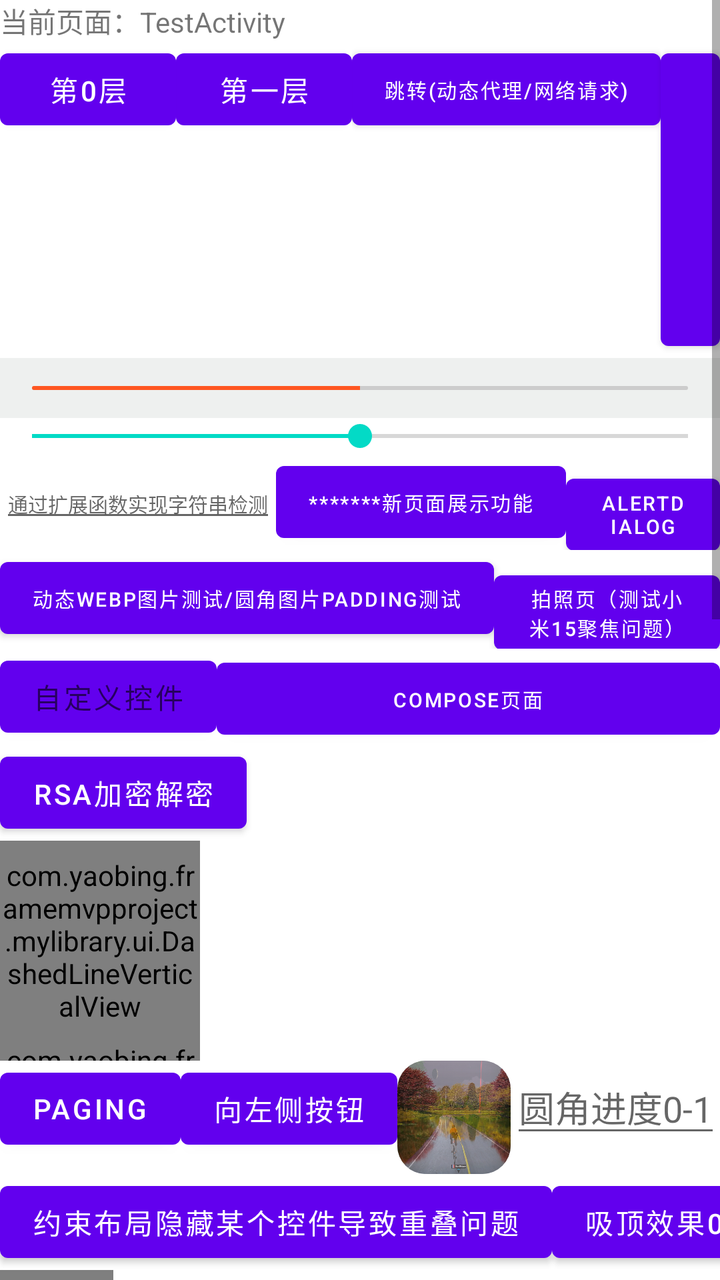
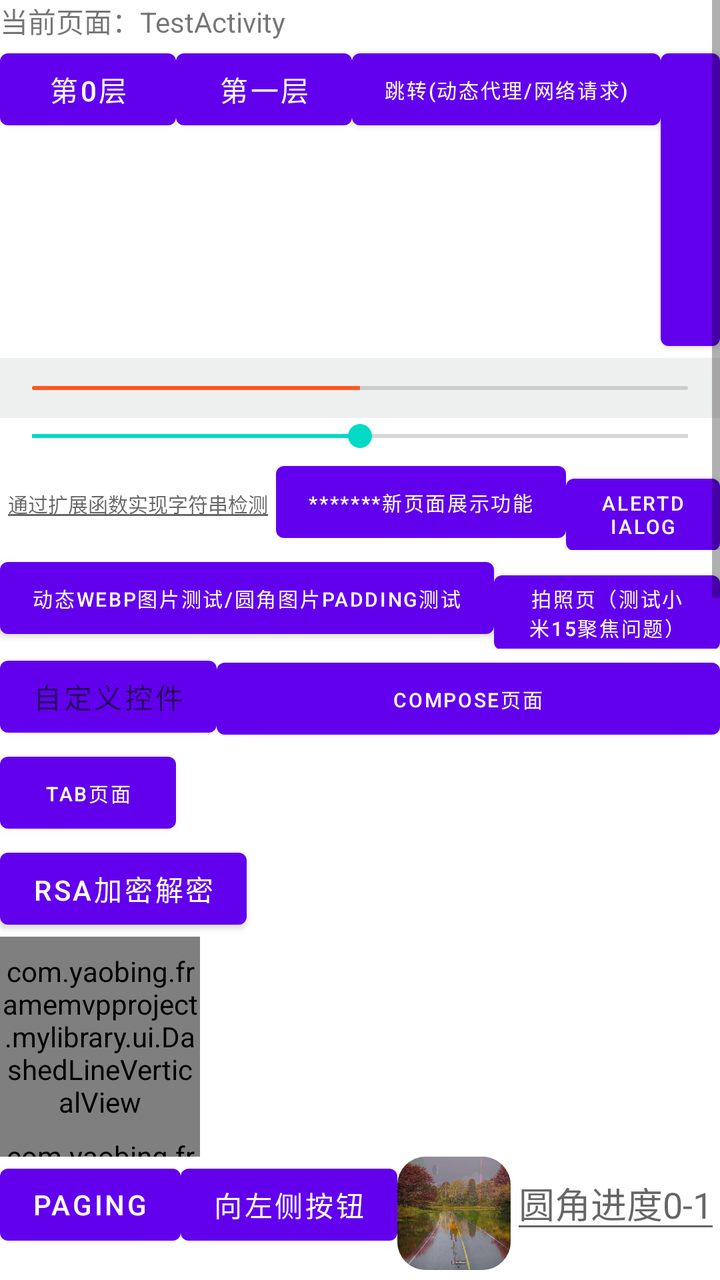

The first picture is an Android layout as it rendered before a commit; the second is the same layout after the commit. The layout source and the unified diff follow.
<!-- AndroidManifest.xml: fallback theme Theme.MaterialComponents.DayNight.NoActionBar -->
<!-- res/layout/activity_test.xml -->
<?xml version="1.0" encoding="utf-8"?>
<ScrollView xmlns:android="http://schemas.android.com/apk/res/android"
    xmlns:app="http://schemas.android.com/apk/res-auto"
    xmlns:tools="http://schemas.android.com/tools"
    android:layout_width="match_parent"
    android:layout_height="match_parent"
    android:orientation="vertical"
    android:clipChildren="false"
    tools:context=".TestActivity">


    <LinearLayout
        android:layout_width="match_parent"
        android:layout_height="match_parent"
        android:orientation="vertical">
        <TextView
            android:layout_width="wrap_content"
            android:layout_height="wrap_content"
            android:text="当前页面：TestActivity" />

        <LinearLayout
            android:layout_width="match_parent"
            android:layout_height="wrap_content"
            android:background="@android:color/white"
            android:orientation="horizontal">

            <LinearLayout
                android:layout_width="wrap_content"
                android:layout_height="wrap_content"
                android:background="@android:color/white">

                <Button
                    android:layout_width="wrap_content"
                    android:layout_height="wrap_content"
                    android:text="第0层" />

                <LinearLayout
                    android:layout_width="wrap_content"
                    android:layout_height="wrap_content"
                    android:background="@android:color/white">

                    <Button
                        android:layout_width="wrap_content"
                        android:layout_height="wrap_content"
                        android:text="第一层" />

                    <LinearLayout
                        android:layout_width="wrap_content"
                        android:layout_height="wrap_content"
                        android:background="@android:color/white">

                        <Button
                            android:id="@+id/bt_a"
                            android:layout_width="wrap_content"
                            android:layout_height="wrap_content"
                            android:tag="bt_a"
                            android:text="跳转(动态代理/网络请求)"
                            android:textSize="10sp" />
                    </LinearLayout>
                </LinearLayout>
            </LinearLayout>


            <Button
                android:id="@+id/bt_b"
                android:layout_width="wrap_content"
                android:layout_height="wrap_content"
                android:tag="bt_b"
                android:text="扩展函数/委托" />

        </LinearLayout>

        <com.yaobing.framemvpproject.mylibrary.ui.DynamicHeightSeekBar
            android:layout_width="match_parent"
            android:layout_height="wrap_content"
            android:max="100"
            android:visibility="gone"
            android:progress="50" />

        <RelativeLayout
            android:layout_width="match_parent"
            android:layout_height="30dp"
            android:background="@color/grayBg">

            <SeekBar

                android:layout_centerVertical="true"
                android:layout_gravity="center_vertical"
                android:foregroundGravity="center_vertical"
                android:id="@+id/seekBar"
                android:layout_width="match_parent"
                android:layout_height="12dp"
                android:background="@null"
                android:progressDrawable="@drawable/custom_seekbar_track_low"
                android:thumb="@drawable/transparent_thumb"
                android:max="100"
                android:progress="50"/>

        </RelativeLayout>


        <SeekBar
            android:layout_gravity="center_vertical"
            android:foregroundGravity="center_vertical"
            android:id="@+id/seekBar1"
            android:layout_width="match_parent"
            android:layout_height="wrap_content"
            android:max="100"
            android:progress="50"/>

        <LinearLayout
            android:layout_width="match_parent"
            android:layout_height="wrap_content"
            android:orientation="horizontal">

            <EditText
                android:id="@+id/et_b"
                android:layout_width="wrap_content"
                android:layout_height="wrap_content"
                android:textSize="10sp"
                android:hint="通过扩展函数实现字符串检测"
                android:tag="et_b" />
            <Button
                android:id="@+id/bt_func_show"
                android:layout_width="wrap_content"
                android:layout_height="wrap_content"
                android:textSize="10sp"
                android:text="*******新页面展示功能"/>
            <Button
                android:id="@+id/bt_alertDialog"
                android:layout_width="wrap_content"
                android:layout_height="wrap_content"
                android:textSize="10sp"
                android:text="alertDialog"/>

        </LinearLayout>

        <LinearLayout
            android:layout_width="wrap_content"
            android:layout_height="wrap_content">
            <Button
                android:id="@+id/bt_webp"
                android:layout_width="wrap_content"
                android:layout_height="wrap_content"
                android:textSize="10sp"
                android:text="动态webp图片测试/圆角图片padding测试"
                android:tag="et_b" />
            <Button
                android:id="@+id/bt_pic"
                android:layout_width="wrap_content"
                android:layout_height="wrap_content"
                android:textSize="10sp"
                android:text="拍照页（测试小米15聚焦问题）"
                android:tag="et_b" />

        </LinearLayout>
        <LinearLayout
            android:layout_width="match_parent"
            android:layout_height="wrap_content">
            <Button
                android:id="@+id/customView"
                android:layout_width="wrap_content"
                android:layout_height="wrap_content"
                android:hint="自定义控件"
                android:tag="et_b" />
            <Button
                android:id="@+id/bt_compose"
                android:layout_width="0dp"
                android:layout_weight="1"
                android:layout_height="wrap_content"
                android:textSize="10sp"
                android:text="compose页面"
                android:tag="et_b" />

        </LinearLayout>


        <Button
            android:id="@+id/bt_rsa"
            android:layout_width="wrap_content"
            android:layout_height="wrap_content"
            android:text="rsa加密解密"
            android:tag="et_b" />
        <com.yaobing.framemvpproject.mylibrary.ui.DashedLineVerticalView
            android:background="@color/lpGreen"
            android:layout_width="100dp"
            android:layout_height="100dp"
            android:id="@+id/dashLineA" />
        <com.yaobing.framemvpproject.mylibrary.ui.DashedLineHorView
            android:background="@color/lpGreen"
            android:layout_width="100dp"
            android:layout_height="10dp"
            android:id="@+id/dashLineB" />
        <androidx.constraintlayout.widget.ConstraintLayout
            android:layout_width="match_parent"
            android:clipChildren="false"
            android:layout_height="wrap_content">

            <Button
                android:id="@+id/bt_paging"
                android:layout_width="wrap_content"
                android:layout_height="wrap_content"
                android:text="paging"
                app:layout_constraintStart_toStartOf="parent"
                app:layout_constraintTop_toTopOf="parent" />

            <Button
                android:id="@+id/bt_trans"
                android:layout_width="wrap_content"
                android:layout_height="wrap_content"
                android:text="向左侧按钮"
                app:layout_constraintStart_toEndOf="@id/bt_paging"
                app:layout_constraintTop_toTopOf="@id/bt_paging" />

            <androidx.constraintlayout.utils.widget.ImageFilterView
                android:id="@+id/circle_image"
                android:layout_width="170px"
                android:layout_height="170px"
                android:scaleType="fitXY"
                android:src="@drawable/aaa"
                app:altSrc="@drawable/aaaaa"
                app:crossfade="0.5"
                app:layout_constraintStart_toEndOf="@id/bt_trans"
                app:layout_constraintTop_toTopOf="@id/bt_trans"
                app:roundPercent="0.5" />

            <EditText
                android:id="@+id/et_circle"
                android:layout_width="wrap_content"
                android:layout_height="wrap_content"
                android:hint="圆角进度0-1"
                android:inputType="numberDecimal"
                app:layout_constraintStart_toEndOf="@id/circle_image"
                app:layout_constraintTop_toTopOf="@+id/circle_image" />

            <Button
                android:id="@+id/bt_c"
                android:layout_width="wrap_content"
                android:layout_height="wrap_content"
                android:text="约束布局隐藏某个控件导致重叠问题"
                app:layout_constraintStart_toStartOf="parent"
                app:layout_constraintTop_toBottomOf="@+id/circle_image" />

            <Button
                android:id="@+id/bt_ceiling_a"
                android:layout_width="wrap_content"
                android:layout_height="wrap_content"
                android:text="吸顶效果01"
                app:layout_constraintStart_toEndOf="@id/bt_c"
                app:layout_constraintTop_toBottomOf="@+id/circle_image" />

            <com.yaobing.framemvpproject.mylibrary.RoundedBorderImageView
                android:id="@+id/circle_bord_image"
                android:layout_width="170px"
                android:layout_height="170px"
                android:padding="1px"
                android:scaleType="fitXY"
                android:src="@drawable/aaa"
                app:layout_constraintStart_toStartOf="parent"
                app:layout_constraintTop_toBottomOf="@+id/bt_ceiling_a" />


            <ImageView
                android:id="@+id/iv_dfds"
                android:layout_width="95dp"
                android:layout_height="95dp"
                android:padding="2dp"
                android:scaleType="centerCrop"
                app:layout_constraintStart_toEndOf="@+id/circle_bord_image"
                app:layout_constraintTop_toBottomOf="@+id/bt_ceiling_a" />

            <ImageView
                android:id="@+id/iv_glide"
                android:layout_width="150dp"
                android:layout_height="150dp"
                android:layout_marginLeft="10dp"
                android:background="@color/transparent"
                android:scaleType="centerCrop"
                app:layout_constraintStart_toEndOf="@+id/iv_dfds"
                app:layout_constraintTop_toBottomOf="@+id/bt_ceiling_a" />

            <Button
                android:id="@+id/bt_life_cycler"
                android:layout_width="wrap_content"
                android:layout_height="wrap_content"
                android:text="测试跳转生命周期"
                app:layout_constraintStart_toStartOf="parent"
                app:layout_constraintTop_toBottomOf="@+id/iv_glide" />

            <Button
                android:id="@+id/bt_constraint"
                android:layout_width="wrap_content"
                android:layout_height="wrap_content"
                android:text="约束布局相关"
                app:layout_constraintStart_toStartOf="parent"
                app:layout_constraintTop_toBottomOf="@+id/circle_bord_image" />

            <TextView
                android:id="@+id/tv_multi_line"
                android:layout_width="0dp"
                android:layout_height="wrap_content"
                android:text="测试两汉"
                app:layout_constraintStart_toEndOf="@+id/bt_constraint"
                app:layout_constraintEnd_toEndOf="parent"
                app:layout_constraintTop_toTopOf="@+id/bt_constraint" />

            <Button
                android:id="@+id/bt_add_drag_view"
                android:layout_width="wrap_content"
                android:layout_height="wrap_content"
                android:text="增加全局拖动view"
                app:layout_constraintStart_toEndOf="@+id/bt_life_cycler"
                app:layout_constraintTop_toBottomOf="@+id/iv_glide" />

            <TextView
                android:id="@+id/tv_test"
                android:layout_width="wrap_content"
                android:layout_height="wrap_content"
                android:layout_marginLeft="10dp"
                android:background="@color/purple_200"
                android:text="aa"
                app:layout_constraintStart_toEndOf="@+id/bt_add_drag_view"
                app:layout_constraintTop_toTopOf="@+id/bt_add_drag_view" />

            <TableLayout
                android:id="@+id/tabLayout_b"
                android:layout_width="match_parent"
                android:layout_height="match_parent"
                app:layout_constraintEnd_toEndOf="parent"
                app:layout_constraintStart_toStartOf="parent"
                app:layout_constraintTop_toBottomOf="@id/bt_add_drag_view">

                <TableRow
                    android:layout_width="match_parent"
                    android:layout_height="wrap_content">

                    <TextView
                        android:layout_width="0dp"
                        android:layout_height="wrap_content"
                        android:layout_weight="1"
                        android:gravity="center"

                        android:text="姓" />

                    <TextView
                        android:layout_width="0dp"
                        android:layout_height="wrap_content"
                        android:layout_marginLeft="10dp"
                        android:layout_weight="2"
                        android:gravity="center"
                        android:text="年龄" />

                    <TextView
                        android:layout_width="0dp"
                        android:layout_height="wrap_content"
                        android:layout_marginLeft="10dp"
                        android:layout_weight="3"
                        android:gravity="center"
                        android:text="年龄龄" />

                    <TextView
                        android:layout_width="0dp"
                        android:layout_height="wrap_content"
                        android:layout_marginLeft="10dp"
                        android:layout_weight="4"
                        android:gravity="center"
                        android:text="年龄龄龄" />

                    <TextView
                        android:layout_width="0dp"
                        android:layout_height="wrap_content"
                        android:layout_marginLeft="10dp"
                        android:layout_weight="5"
                        android:gravity="center"
                        android:text="年龄龄龄龄" />
                </TableRow>
                
            </TableLayout>

            <Button
                android:id="@+id/bt_ani"
                android:layout_width="wrap_content"
                android:layout_height="wrap_content"
                android:text="吸顶动画/隐藏头/滑动列表的效果"
                app:layout_constraintStart_toStartOf="parent"
                app:layout_constraintTop_toBottomOf="@+id/tabLayout_b" />

            <Button
                android:id="@+id/bt_snapshot_scrollview"
                android:layout_width="wrap_content"
                android:layout_height="wrap_content"
                android:text="scrollview长截图"
                app:layout_constraintStart_toStartOf="parent"
                app:layout_constraintTop_toBottomOf="@+id/bt_ani" />

            <Button
                android:id="@+id/bt_camera"
                android:layout_width="wrap_content"
                android:layout_height="wrap_content"
                android:text="拍照01"
                app:layout_constraintStart_toEndOf="@+id/bt_ani"
                app:layout_constraintTop_toTopOf="@+id/bt_ani" />

            <Button
                android:id="@+id/bt_decode_qr"
                android:layout_width="wrap_content"
                android:layout_height="wrap_content"
                android:text="解析二维码"
                app:layout_constraintStart_toEndOf="@+id/bt_camera"
                app:layout_constraintTop_toTopOf="@+id/bt_ani" />

            <Button
                android:id="@+id/updateWidgetBroadcast"
                android:layout_width="wrap_content"
                android:layout_height="wrap_content"
                android:text="广播更新小组件"
                app:layout_constraintStart_toEndOf="@+id/bt_snapshot_scrollview"
                app:layout_constraintTop_toTopOf="@+id/bt_snapshot_scrollview" />


            <ImageView
                android:id="@+id/iv_ssl"
                android:layout_width="120dp"
                android:layout_height="120dp"
                android:background="@color/purple_200"
                app:layout_constraintStart_toEndOf="@+id/bt_snapshot_scrollview"
                app:layout_constraintTop_toBottomOf="@+id/bt_snapshot_scrollview" />

            <View
                android:id="@+id/iv_cover_rotate"
                android:layout_width="186dp"
                android:layout_height="182dp"
                android:background="#009100"
                android:rotation="30"
                app:layout_constraintStart_toEndOf="@+id/iv_ssl"
                app:layout_constraintTop_toTopOf="@+id/iv_ssl" />
            <include
                layout="@layout/pendant_layout"
                android:id="@+id/rl_small"
                android:layout_width="wrap_content"
                android:layout_height="wrap_content"
                android:background="@color/lpGreen"
                android:clipChildren="false"
                app:layout_constraintStart_toStartOf="parent"
                app:layout_constraintTop_toBottomOf="@id/updateWidgetBroadcast">

            </include>


            <RatingBar
                android:id="@+id/ratingBarA"
                android:layout_width="wrap_content"
                android:layout_height="wrap_content"
                android:isIndicator="true"
                app:layout_constraintStart_toStartOf="parent"
                app:layout_constraintTop_toBottomOf="@+id/rl_small"/>

            <RatingBar
                android:id="@+id/ratingBarB"
                android:layout_width="wrap_content"
                android:layout_height="wrap_content"
                android:isIndicator="false"
                app:layout_constraintStart_toStartOf="parent"
                app:layout_constraintTop_toBottomOf="@+id/ratingBarA"/>

            <Button
                android:id="@+id/btRecyclerView"
                android:layout_width="wrap_content"
                android:layout_height="wrap_content"
                android:text="recyclerviewfooterView"
                app:layout_constraintStart_toStartOf="parent"
                app:layout_constraintTop_toBottomOf="@+id/ratingBarB"/>

            <Button
                android:id="@+id/btDoubleRecyclerView"
                android:layout_width="wrap_content"
                android:layout_height="wrap_content"
                android:text="竖向两个recyclerview"
                app:layout_constraintStart_toStartOf="parent"
                app:layout_constraintTop_toBottomOf="@+id/btRecyclerView"/>
            <Button
                android:id="@+id/btTimeLineRecyclerView"
                android:layout_width="wrap_content"
                android:layout_height="wrap_content"
                android:text="时间轴列表"
                app:layout_constraintStart_toEndOf="@+id/btDoubleRecyclerView"
                app:layout_constraintTop_toBottomOf="@+id/btRecyclerView"/>

            <Button
                android:id="@+id/btPathUri"
                android:layout_width="wrap_content"
                android:layout_height="wrap_content"
                android:text="path-uri-path"
                app:layout_constraintStart_toEndOf="@+id/btTimeLineRecyclerView"
                app:layout_constraintTop_toBottomOf="@+id/btRecyclerView"/>

            <ImageView
                android:layout_marginStart="20dp"
                android:layout_width="50dp"
                android:layout_height="50dp"
                android:src="@drawable/aaa"
                android:scaleType="centerCrop"
                android:id="@+id/iv_round_spec"
                app:layout_constraintStart_toStartOf="parent"
                app:layout_constraintTop_toBottomOf="@+id/btPathUri"/>


            <TextView
                android:id="@+id/tv_right"
                android:layout_width="wrap_content"
                android:layout_height="50dp"
                android:gravity="center"
                android:textColor="@color/white"
                android:background="@drawable/corner_left_5"
                app:layout_constraintStart_toEndOf="@+id/iv_round_spec"
                app:layout_constraintTop_toTopOf="@+id/iv_round_spec"
                app:layout_constraintBottom_toBottomOf="@+id/iv_round_spec"
                android:text="我是蛤蛤蛤哈"/>
            <Button
                android:id="@+id/bt_large"
                android:layout_width="wrap_content"
                android:layout_height="50dp"
                android:gravity="center"
                app:layout_constraintStart_toEndOf="@+id/tv_right"
                app:layout_constraintTop_toTopOf="@+id/iv_round_spec"
                app:layout_constraintBottom_toBottomOf="@+id/iv_round_spec"
                android:text="大字体适配/clip实战"/>

            <TextView
                android:id="@+id/sharelib_iv_club_chat"
                android:layout_width="wrap_content"
                android:layout_height="wrap_content"
                android:layout_marginTop="5dp"
                android:gravity="center"
                android:text="aaa"
                android:drawableTop="@drawable/icon_share_club"

                android:textColor="@color/black"
                android:textSize="16sp"
                android:visibility="visible"
                tools:ignore="RtlSymmetry,UseCompatTextViewDrawableXml"
                app:layout_constraintStart_toStartOf="parent"
                app:layout_constraintTop_toBottomOf="@+id/bt_large"/>
        </androidx.constraintlayout.widget.ConstraintLayout>

    </LinearLayout>


</ScrollView>
<!-- res/layout/pendant_layout.xml (included above) -->
<?xml version="1.0" encoding="utf-8"?>
<androidx.constraintlayout.widget.ConstraintLayout xmlns:android="http://schemas.android.com/apk/res/android"
    android:layout_width="wrap_content"
    android:layout_height="wrap_content"
    android:clipChildren="false"
    xmlns:app="http://schemas.android.com/apk/res-auto">
    <androidx.constraintlayout.widget.ConstraintLayout
        android:id="@+id/rl_small"
        android:layout_width="40dp"
        android:layout_height="40dp"
        android:background="@color/lpGreen"
        android:scaleType="centerCrop"
        android:src="@mipmap/bb"
        android:clipChildren="false"
        app:layout_constraintStart_toStartOf="parent"
        app:layout_constraintTop_toTopOf="parent">

        <ImageView
            android:id="@+id/iv_small"
            android:layout_width="30dp"
            android:layout_height="30dp"
            android:scaleType="centerCrop"
            android:src="@mipmap/icon_mine_head_default"
            app:layout_constraintStart_toStartOf="parent"
            app:layout_constraintTop_toTopOf="parent"
            app:layout_constraintEnd_toEndOf="parent"
            app:layout_constraintBottom_toBottomOf="parent"/>

        <ImageView
            android:id="@+id/iv_big"
            android:layout_width="60dp"
            android:layout_height="60dp"
            android:src="@mipmap/bbb"
            android:scaleType="centerCrop"
            app:layout_constraintStart_toStartOf="parent"
            app:layout_constraintTop_toTopOf="parent"
            app:layout_constraintEnd_toEndOf="parent"
            app:layout_constraintBottom_toBottomOf="parent"/>
    </androidx.constraintlayout.widget.ConstraintLayout>
</androidx.constraintlayout.widget.ConstraintLayout>
<!-- resources referenced by this layout -->
<resources>
  <color name="black">#FF000000</color>
  <color name="grayBg">#EEF0EF</color>
  <color name="lpGreen">#64A028</color>
  <color name="purple_200">#FFBB86FC</color>
  <color name="transparent">#00000000</color>
  <color name="white">#FFFFFFFF</color>
  <!-- drawable aaa: jpg bitmap (drawable, 213557 bytes) -->
  <!-- drawable aaaaa: jpg bitmap (drawable, 73130 bytes) -->
  <!-- drawable corner_left_5 (drawable) -->
  <?xml version="1.0" encoding="utf-8"?>
  <shape xmlns:android="http://schemas.android.com/apk/res/android"
      android:shape="rectangle">
      <solid android:color="@color/black"/>
      <corners
          android:topRightRadius="5dp"
          android:bottomRightRadius="5dp" />
  </shape>
  <!-- drawable custom_seekbar_track_low (drawable) -->
  <layer-list xmlns:android="http://schemas.android.com/apk/res/android">
      
      <item android:id="@android:id/background"
          android:height="2dp"
          android:gravity="center_vertical">
          <shape android:shape="rectangle">
              <corners android:radius="2dp" />
              <solid android:color="#CCCCCC" />
              
          </shape>
      </item>
  
      
      <item android:id="@android:id/progress"
          android:height="2dp"
          android:gravity="center_vertical">
          <clip>
              <shape android:shape="rectangle">
                  <corners android:radius="2dp" />
                  <solid android:color="#FF5722" /> 
                  
              </shape>
          </clip>
      </item>
  </layer-list>
  <!-- drawable icon_share_club: vector/xml drawable (drawable, 3209 chars, omitted) -->
  <!-- drawable transparent_thumb (drawable) -->
  <shape xmlns:android="http://schemas.android.com/apk/res/android"
      android:shape="oval">
      <size
          android:width="0dp"
          android:height="0dp"/>
      <solid android:color="@android:color/transparent"/>
  </shape>
  <!-- mipmap bb: jpg bitmap (mipmap-hdpi, 73130 bytes) -->
  <!-- mipmap bbb: png bitmap (mipmap-hdpi, 79693 bytes) -->
  <!-- mipmap icon_mine_head_default: png bitmap (mipmap-hdpi, 5480 bytes) -->
</resources>

<!-- the commit's change to res/layout/activity_test.xml (unified diff, before → after) -->
@@ -174,6 +174,14 @@
 
         </LinearLayout>
 
+        <Button
+            android:id="@+id/bt_tab_demo"
+            android:layout_width="wrap_content"
+            android:layout_weight="1"
+            android:layout_height="wrap_content"
+            android:textSize="10sp"
+            android:text="tab页面"
+            android:tag="et_b" />
 
         <Button
             android:id="@+id/bt_rsa"
